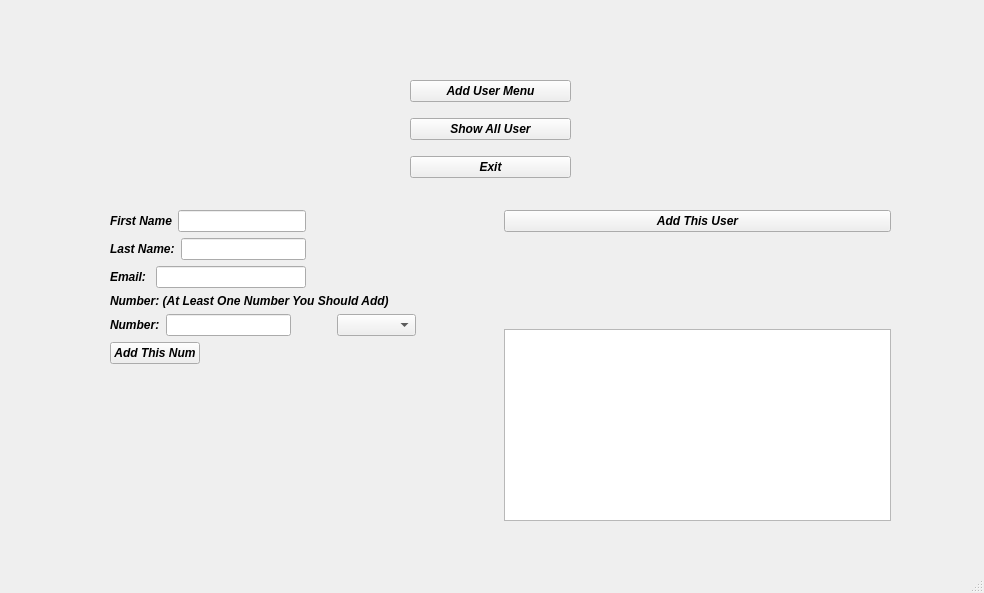
First picture: the form in eesa/mainwindow.ui, repository MSaLeHNYM/eesa-tut, before the edit.
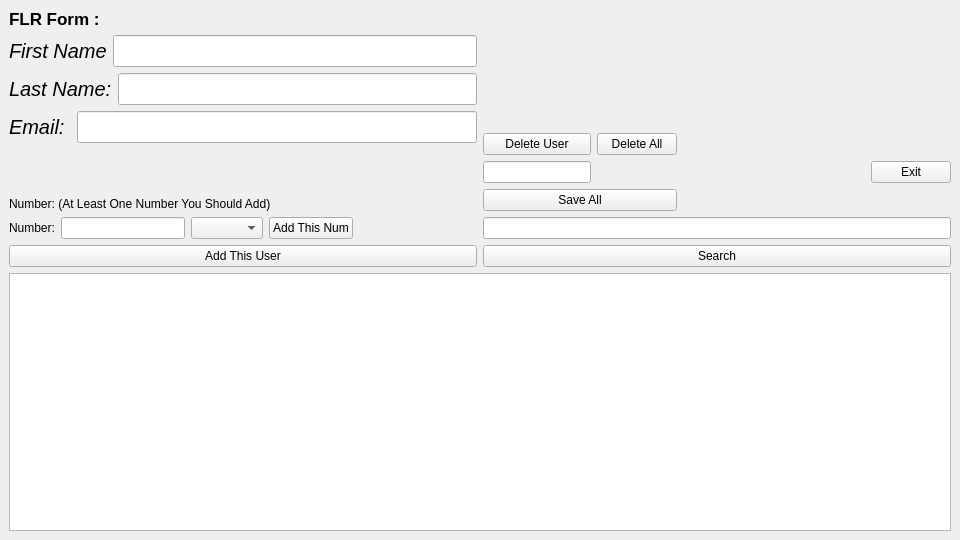
Second picture: the form after the edit.

```diff
--- a/eesa/mainwindow.ui
+++ b/eesa/mainwindow.ui
@@ -6,135 +6,149 @@
    <rect>
     <x>0</x>
     <y>0</y>
-    <width>984</width>
-    <height>593</height>
+    <width>960</width>
+    <height>540</height>
    </rect>
   </property>
   <property name="windowTitle">
    <string>MainWindow</string>
   </property>
   <widget class="QWidget" name="centralwidget">
-   <widget class="QWidget" name="layoutWidget">
-    <property name="geometry">
-     <rect>
-      <x>410</x>
-      <y>70</y>
-      <width>161</width>
-      <height>121</height>
-     </rect>
-    </property>
-    <layout class="QVBoxLayout" name="verticalLayout">
-     <item>
-      <widget class="QPushButton" name="showAddUserMenu_PB">
-       <property name="font">
-        <font>
-         <italic>true</italic>
-         <bold>true</bold>
-         <underline>false</underline>
-         <strikeout>false</strikeout>
-        </font>
-       </property>
-       <property name="text">
-        <string>Add User Menu</string>
-       </property>
-      </widget>
-     </item>
-     <item>
-      <widget class="QPushButton" name="ShowAll_PB">
-       <property name="font">
-        <font>
-         <italic>true</italic>
-         <bold>true</bold>
-         <underline>false</underline>
-         <strikeout>false</strikeout>
-        </font>
-       </property>
-       <property name="text">
-        <string>Show All User</string>
-       </property>
-      </widget>
-     </item>
-     <item>
-      <widget class="QPushButton" name="Exit_PB">
-       <property name="font">
-        <font>
-         <italic>true</italic>
-         <bold>true</bold>
-         <underline>false</underline>
-         <strikeout>false</strikeout>
-        </font>
-       </property>
-       <property name="text">
-        <string>Exit</string>
-       </property>
-      </widget>
-     </item>
-    </layout>
-   </widget>
-   <widget class="QWidget" name="add_user_Widget" native="true">
-    <property name="geometry">
-     <rect>
-      <x>110</x>
-      <y>210</y>
-      <width>781</width>
-      <height>311</height>
-     </rect>
-    </property>
-    <property name="sizeIncrement">
-     <size>
-      <width>0</width>
-      <height>0</height>
-     </size>
-    </property>
-    <property name="font">
-     <font>
-      <italic>true</italic>
-      <bold>true</bold>
-     </font>
-    </property>
-    <property name="autoFillBackground">
-     <bool>true</bool>
-    </property>
-    <layout class="QGridLayout" name="gridLayout">
-     <item row="0" column="1">
-      <layout class="QVBoxLayout" name="verticalLayout_4">
-       <item>
-        <widget class="QPushButton" name="Add_This_User_PB">
-         <property name="text">
-          <string>Add This User</string>
-         </property>
-        </widget>
-       </item>
-       <item>
-        <spacer name="verticalSpacer">
-         <property name="orientation">
-          <enum>Qt::Vertical</enum>
-         </property>
-         <property name="sizeHint" stdset="0">
-          <size>
-           <width>20</width>
-           <height>40</height>
-          </size>
-         </property>
-        </spacer>
-       </item>
-       <item>
-        <widget class="QTextEdit" name="numbers_Shower">
-         <property name="enabled">
-          <bool>true</bool>
-         </property>
-         <property name="readOnly">
-          <bool>true</bool>
-         </property>
-        </widget>
-       </item>
-      </layout>
-     </item>
+   <layout class="QGridLayout" name="gridLayout_3">
      <item row="0" column="0">
       <layout class="QGridLayout" name="gridLayout_2">
-       <item row="2" column="0">
-        <layout class="QFormLayout" name="formLayout">
          <item row="0" column="0">
+       <layout class="QHBoxLayout" name="horizontalLayout_2">
+        <item>
+         <layout class="QVBoxLayout" name="FLE_Form" stretch="0,0,0,0,0,0,0">
+          <property name="sizeConstraint">
+           <enum>QLayout::SetDefaultConstraint</enum>
+          </property>
+          <item alignment="Qt::AlignLeft|Qt::AlignTop">
+           <widget class="QLabel" name="label_6">
+            <property name="font">
+             <font>
+              <pointsize>13</pointsize>
+              <bold>true</bold>
+             </font>
+            </property>
+            <property name="text">
+             <string>FLR Form :</string>
+            </property>
+           </widget>
+          </item>
+          <item>
+           <layout class="QHBoxLayout" name="horizontalLayout_Fname">
+            <item>
+             <widget class="QLabel" name="label">
+              <property name="font">
+               <font>
+                <pointsize>15</pointsize>
+                <italic>true</italic>
+                <bold>false</bold>
+                <kerning>false</kerning>
+               </font>
+              </property>
+              <property name="text">
+               <string>First Name</string>
+              </property>
+             </widget>
+            </item>
+            <item>
+             <widget class="QLineEdit" name="FnameInput">
+              <property name="font">
+               <font>
+                <pointsize>15</pointsize>
+               </font>
+              </property>
+             </widget>
+            </item>
+           </layout>
+          </item>
+          <item>
+           <layout class="QHBoxLayout" name="horizontalLayout_Lname">
+            <item>
+             <widget class="QLabel" name="label_2">
+              <property name="font">
+               <font>
+                <pointsize>15</pointsize>
+                <italic>true</italic>
+                <bold>false</bold>
+                <kerning>false</kerning>
+               </font>
+              </property>
+              <property name="text">
+               <string>Last Name:</string>
+              </property>
+             </widget>
+            </item>
+            <item>
+             <widget class="QLineEdit" name="LnameInput">
+              <property name="font">
+               <font>
+                <pointsize>15</pointsize>
+               </font>
+              </property>
+             </widget>
+            </item>
+           </layout>
+          </item>
+          <item>
+           <layout class="QHBoxLayout" name="horizontalLayout_Email">
+            <item>
+             <widget class="QLabel" name="label_3">
+              <property name="font">
+               <font>
+                <pointsize>15</pointsize>
+                <italic>true</italic>
+                <bold>false</bold>
+                <kerning>false</kerning>
+               </font>
+              </property>
+              <property name="text">
+               <string>Email: </string>
+              </property>
+             </widget>
+            </item>
+            <item>
+             <widget class="QLineEdit" name="EmailInput">
+              <property name="font">
+               <font>
+                <pointsize>15</pointsize>
+               </font>
+              </property>
+             </widget>
+            </item>
+           </layout>
+          </item>
+          <item>
+           <spacer name="verticalSpacer_3">
+            <property name="orientation">
+             <enum>Qt::Vertical</enum>
+            </property>
+            <property name="sizeHint" stdset="0">
+             <size>
+              <width>20</width>
+              <height>40</height>
+             </size>
+            </property>
+           </spacer>
+          </item>
+          <item>
+           <layout class="QHBoxLayout" name="horizontalLayout">
+            <item>
+             <layout class="QVBoxLayout" name="verticalLayout">
+              <property name="sizeConstraint">
+               <enum>QLayout::SetDefaultConstraint</enum>
+              </property>
+              <item>
+               <widget class="QLabel" name="label_4">
+                <property name="text">
+                 <string>Number: (At Least One Number You Should Add)</string>
+                </property>
+               </widget>
+              </item>
+              <item>
           <layout class="QHBoxLayout" name="horizontalLayout_6">
            <property name="sizeConstraint">
             <enum>QLayout::SetNoConstraint</enum>
@@ -149,19 +163,6 @@
            <item>
             <widget class="QLineEdit" name="numberInput"/>
            </item>
-           <item>
-            <spacer name="horizontalSpacer_3">
-             <property name="orientation">
-              <enum>Qt::Horizontal</enum>
-             </property>
-             <property name="sizeHint" stdset="0">
-              <size>
-               <width>40</width>
-               <height>20</height>
-              </size>
-             </property>
-            </spacer>
-           </item>
            <item>
             <widget class="QComboBox" name="comboBox">
              <property name="editable">
@@ -172,89 +173,13 @@
              </property>
             </widget>
            </item>
-          </layout>
-         </item>
-         <item row="1" column="0" colspan="2">
-          <layout class="QFormLayout" name="formLayout_2">
-           <item row="0" column="0">
+                <item>
             <widget class="QPushButton" name="Add_this_Number_PB">
              <property name="text">
               <string>Add This Num</string>
              </property>
             </widget>
            </item>
-           <item row="0" column="1">
-            <spacer name="horizontalSpacer_2">
-             <property name="orientation">
-              <enum>Qt::Horizontal</enum>
-             </property>
-             <property name="sizeHint" stdset="0">
-              <size>
-               <width>40</width>
-               <height>20</height>
-              </size>
-             </property>
-            </spacer>
-           </item>
-          </layout>
-         </item>
-        </layout>
-       </item>
-       <item row="1" column="0" alignment="Qt::AlignTop">
-        <widget class="QLabel" name="label_4">
-         <property name="text">
-          <string>Number: (At Least One Number You Should Add)</string>
-         </property>
-        </widget>
-       </item>
-       <item row="0" column="0">
-        <layout class="QHBoxLayout" name="horizontalLayout_4">
-         <item>
-          <layout class="QVBoxLayout" name="verticalLayout_2" stretch="0,0,0">
-           <item>
-            <layout class="QHBoxLayout" name="horizontalLayout">
-             <item>
-              <widget class="QLabel" name="label">
-               <property name="text">
-                <string>First Name</string>
-               </property>
-              </widget>
-             </item>
-             <item>
-              <widget class="QLineEdit" name="FnameInput"/>
-             </item>
-            </layout>
-           </item>
-           <item>
-            <layout class="QHBoxLayout" name="horizontalLayout_2">
-             <item>
-              <widget class="QLabel" name="label_2">
-               <property name="text">
-                <string>Last Name:</string>
-               </property>
-              </widget>
-             </item>
-             <item>
-              <widget class="QLineEdit" name="LnameInput"/>
-             </item>
-            </layout>
-           </item>
-           <item>
-            <layout class="QHBoxLayout" name="horizontalLayout_3">
-             <item>
-              <widget class="QLabel" name="label_3">
-               <property name="text">
-                <string>Email: </string>
-               </property>
-              </widget>
-             </item>
-             <item>
-              <widget class="QLineEdit" name="EmailInput"/>
-             </item>
-            </layout>
-           </item>
-          </layout>
-         </item>
          <item>
           <spacer name="horizontalSpacer">
            <property name="orientation">
@@ -270,8 +195,23 @@
          </item>
         </layout>
        </item>
-       <item row="3" column="0">
-        <spacer name="verticalSpacer_2">
+             </layout>
+            </item>
+           </layout>
+          </item>
+          <item>
+           <widget class="QPushButton" name="Add_This_User_PB">
+            <property name="text">
+             <string>Add This User</string>
+            </property>
+           </widget>
+          </item>
+         </layout>
+        </item>
+        <item>
+         <layout class="QVBoxLayout" name="verticalLayout_2">
+          <item>
+           <spacer name="verticalSpacer">
          <property name="orientation">
           <enum>Qt::Vertical</enum>
          </property>
@@ -283,22 +223,90 @@
          </property>
         </spacer>
        </item>
-      </layout>
-     </item>
-    </layout>
-   </widget>
-  </widget>
-  <widget class="QMenuBar" name="menubar">
-   <property name="geometry">
-    <rect>
-     <x>0</x>
-     <y>0</y>
-     <width>984</width>
-     <height>23</height>
-    </rect>
-   </property>
-  </widget>
-  <widget class="QStatusBar" name="statusbar"/>
+          <item>
+           <layout class="QHBoxLayout" name="horizontalLayout_3">
+            <item>
+             <layout class="QGridLayout" name="gridLayout">
+              <item row="1" column="0" colspan="2">
+               <widget class="QPushButton" name="SaveAll_PB_2">
+                <property name="text">
+                 <string>Save All</string>
+                </property>
+               </widget>
+              </item>
+              <item row="0" column="0">
+               <layout class="QVBoxLayout" name="verticalLayout_4">
+                <item>
+                 <widget class="QPushButton" name="DeleteUser_PB">
+                  <property name="text">
+                   <string>Delete User</string>
+                  </property>
+                 </widget>
+                </item>
+                <item>
+                 <widget class="QLineEdit" name="IndexToDelete_PB"/>
+                </item>
+               </layout>
+              </item>
+              <item row="0" column="1" alignment="Qt::AlignTop">
+               <widget class="QPushButton" name="SaveAll_PB">
+                <property name="text">
+                 <string>Delete All</string>
+                </property>
+               </widget>
+              </item>
+             </layout>
+            </item>
+            <item>
+             <spacer name="horizontalSpacer_2">
+              <property name="orientation">
+               <enum>Qt::Horizontal</enum>
+              </property>
+              <property name="sizeHint" stdset="0">
+               <size>
+                <width>40</width>
+                <height>20</height>
+               </size>
+              </property>
+             </spacer>
+            </item>
+            <item>
+             <widget class="QPushButton" name="Exit_PB">
+              <property name="text">
+               <string>Exit</string>
+              </property>
+             </widget>
+            </item>
+           </layout>
+          </item>
+          <item>
+           <widget class="QLineEdit" name="SearchInput"/>
+          </item>
+          <item>
+           <widget class="QPushButton" name="pushButton">
+            <property name="text">
+             <string>Search</string>
+            </property>
+           </widget>
+          </item>
+         </layout>
+        </item>
+       </layout>
+      </item>
+      <item row="1" column="0">
+       <widget class="QTextEdit" name="numbers_Shower">
+        <property name="enabled">
+         <bool>true</bool>
+        </property>
+        <property name="readOnly">
+         <bool>true</bool>
+        </property>
+       </widget>
+      </item>
+     </layout>
+    </item>
+   </layout>
+  </widget>
  </widget>
  <resources/>
  <connections>
```
Left out of the diff: 8 changed lines with no effect on the pictures. Lines whose indentation alone changed are shown as unchanged.
